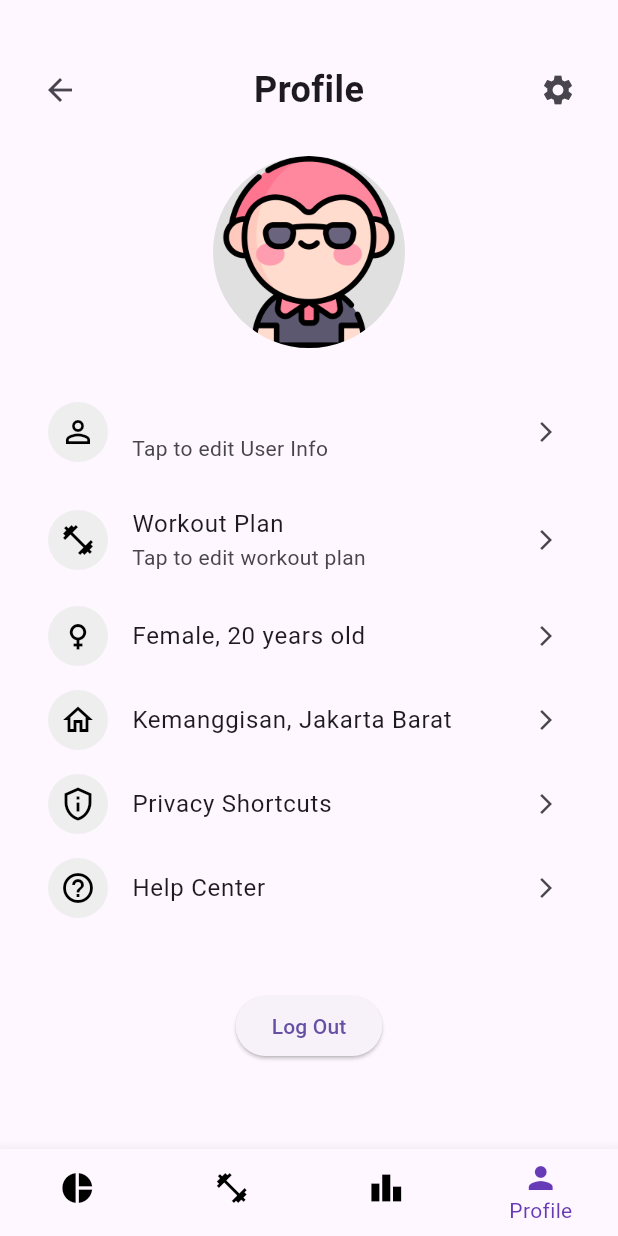
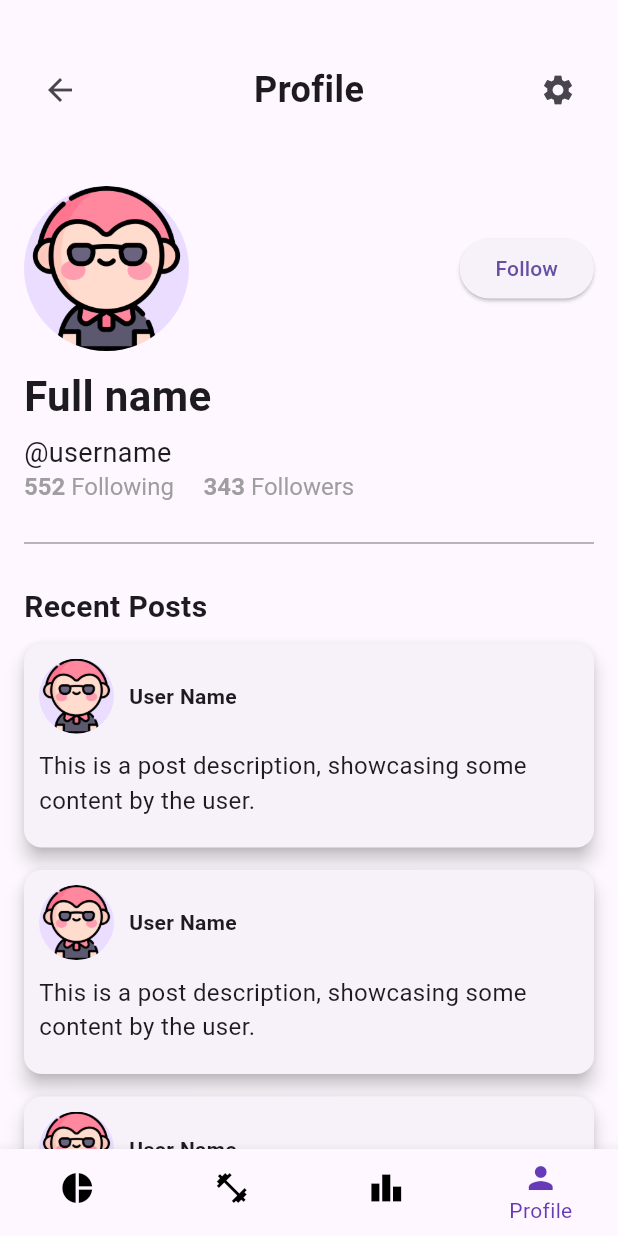
Before and after one commit to Eilhie/BuddyQuest, a Flutter app: the ProfilePage screen opened by its route, on a phone screen of 412 x 824 dp. Run offline on Flutter 3.47's test engine with Material 3 defaults, Android fonts, the phone set to English and light mode, and no system bars; our stand-ins replace cloud_firestore, firebase_auth, firebase_core, flutter_dotenv, google_sign_in, shared_preferences; accounts and stored records are empty.

Commit message:
profile and follows UI

```diff
--- a/lib/profile.dart
+++ b/lib/profile.dart
@@ -1,11 +1,11 @@
 import 'package:flutter/material.dart';
 import 'login_page.dart';
 import 'package:shared_preferences/shared_preferences.dart';
-
 import 'avatar_selection_page.dart';
 import 'package:cloud_firestore/cloud_firestore.dart';
 import 'package:firebase_auth/firebase_auth.dart';
 import 'setting_page.dart';
+import 'follow_page.dart';
 
 class ProfilePage extends StatefulWidget {
   const ProfilePage({super.key});
@@ -49,29 +49,25 @@ class _ProfilePageState extends State<ProfilePage> {
     return 'Guest'; // Default value if no user or fullname found
   }
 
-
   @override
   Widget build(BuildContext context) {
     return Scaffold(
       body: SingleChildScrollView(
-        child: Padding(
         padding: const EdgeInsets.all(16.0),
         child: Column(
-            crossAxisAlignment: CrossAxisAlignment.center,
+          crossAxisAlignment: CrossAxisAlignment.stretch,
           children: [
-              const SizedBox(height: 20),
+            SizedBox(height: 20),
             Row(
-                mainAxisAlignment: MainAxisAlignment.spaceBetween,
+              mainAxisAlignment: MainAxisAlignment.spaceBetween, // Place children on the left and right
               children: [
                 IconButton(
-                    icon: const Icon(Icons.arrow_back),
+                  icon: Icon(Icons.arrow_back),
                   onPressed: () {
                     Navigator.pop(context);
                   },
                 ),
-                  const Text(
-
-                    'Profile',
+                Text('Profile',
                   style: TextStyle(
                     fontSize: 24,
                     fontWeight: FontWeight.bold,
@@ -91,104 +87,132 @@ class _ProfilePageState extends State<ProfilePage> {
                 ),
               ],
             ),
-              const Padding(padding: EdgeInsets.all(10.0)),
-              // Profile Picture
-              GestureDetector(
-                onTap: () {
-                  _navigateToAvatarSelection(context);
-                },
-                child: CircleAvatar(
-                  radius: 64,
-                  backgroundImage: AssetImage(_profileImage),
-                  backgroundColor: Colors.grey[300],
-                ),
-              ),
-              const SizedBox(height: 20),
-
-              // Profile Options with dynamic @username
-              FutureBuilder<String>(
-                future: _getUserFullName(),
-                builder: (context, snapshot) {
-                  String fullname = '@username';
-                  if (snapshot.connectionState == ConnectionState.waiting) {
-                    fullname = 'Loading...';
-                  } else if (snapshot.hasError) {
-                    fullname = '@username';
-                  } else if (snapshot.hasData) {
-                    fullname = snapshot.data!;
-                  }
-                  return _buildProfileOption(
-                    context,
-                    icon: Icons.person_outline,
-                    title: fullname,
-                    subtitle: 'Tap to edit User Info',
-                    onTap: () {
-                      Navigator.pushNamed(context, '/editProfile');
-                    },
-                  );
-                },
-              ),
-
-              _buildProfileOption(
-                context,
-                icon: Icons.fitness_center,
-                title: 'Workout Plan',
-                subtitle: 'Tap to edit workout plan',
-                onTap: () {
-                  // Navigate to Workout Plan
-                },
-              ),
-              _buildProfileOption(
-                context,
-                icon: Icons.female,
-                title: 'Female, 20 years old',
-                onTap: () {
-                  // Handle Age Edit
-                },
-              ),
-              _buildProfileOption(
-                context,
-                icon: Icons.home_outlined,
-                title: 'Kemanggisan, Jakarta Barat',
-                onTap: () {
-                  // Handle Address Edit
-                },
-              ),
-              _buildProfileOption(
-                context,
-                icon: Icons.privacy_tip_outlined,
-                title: 'Privacy Shortcuts',
-                onTap: () {
-                  // Navigate to Privacy Shortcuts
-                },
-              ),
-              _buildProfileOption(
-                context,
-                icon: Icons.help_outline,
-                title: 'Help Center',
-                onTap: () {
-                  // Navigate to Help Center
-                },
-              ),
-              const SizedBox(height: 40),
-
-              // Log Out Button
-              ElevatedButton(
-                onPressed: () async {
-                  SharedPreferences prefs = await SharedPreferences.getInstance();
-                  await prefs.setBool('isLoggedIn', false);
-
-                  Navigator.pushReplacement(
-                    context,
-                    MaterialPageRoute(builder: (context) => LoginPage()),
-                  );
-                },
-                child: const Text('Log Out'),
+            SizedBox(height: 40),
+            Row(
+              children: [
+                // left side
+                Expanded(
+                  flex: 1,
+                  child: Container(
+                    child: Column(
+                      mainAxisAlignment: MainAxisAlignment.center,
+                      crossAxisAlignment: CrossAxisAlignment.start,
+                      children: [
+                        CircleAvatar(
+                          radius: 55, // Adjust size
+                          backgroundImage: AssetImage(_profileImage), // Profile Image
                         ),
                       ],
                     ),
                   ),
                 ),
+                // Right side
+                Expanded(
+                  flex: 1,
+                  child: Container(
+                    child: Column(
+                      mainAxisAlignment: MainAxisAlignment.center,
+                      crossAxisAlignment: CrossAxisAlignment.end,
+                      children: [
+                        ElevatedButton(
+                            onPressed: () {
+                              print('Follow Button Pressed');
+                            },
+                            child: Text("Follow")
+                        ),
+                      ],
+                    ),
+                  ),
+                ),
+              ],
+            ),
+            SizedBox(height: 10),
+            Text(
+              'Full name',
+              style: TextStyle(
+                fontSize: 28,
+                fontWeight: FontWeight.bold,
+              ),
+            ),
+            SizedBox(height: 5),
+            Text(
+              '@username',
+              style: TextStyle(
+                fontSize: 18,
+              ),
+            ),
+            Row(
+              mainAxisAlignment: MainAxisAlignment.start,
+              children: [
+                GestureDetector(
+                  onTap: () {
+                    // Navigate to the "Following" page
+                    Navigator.push(
+                      context,
+                      MaterialPageRoute(builder: (context) => FollowingFollowersPage()),
+                    );
+                  },
+                  child: RichText(
+                    text: TextSpan(
+                      children: [
+                        TextSpan(
+                          text: '552 ', // Replace with actual count
+                          style: TextStyle(fontWeight: FontWeight.bold, color: Colors.grey, fontSize: 16),
+                        ),
+                        TextSpan(
+                          text: 'Following     ',
+                          style: TextStyle(color: Colors.grey, fontSize: 16),
+                        ),
+                      ],
+                    ),
+                  ),
+                ),
+                GestureDetector(
+                  onTap: () {
+                    // Navigate to the "Followers" page
+                    Navigator.push(
+                      context,
+                      MaterialPageRoute(builder: (context) => FollowingFollowersPage()),
+                    );
+                  },
+                  child: RichText(
+                    text: TextSpan(
+                      children: [
+                        TextSpan(
+                          text: '343 ', // Replace with actual count
+                          style: TextStyle(fontWeight: FontWeight.bold, color: Colors.grey, fontSize: 16),
+                        ),
+                        TextSpan(
+                          text: 'Followers',
+                          style: TextStyle(color: Colors.grey, fontSize: 16),
+                        ),
+                      ],
+                    ),
+                  ),
+                ),
+              ],
+            ),
+            SizedBox(height: 20),
+            Divider(
+              color: Colors.grey, // Color of the line
+              thickness: 1,       // Thickness of the line
+              indent: 0,         // Start margin
+              endIndent: 0,      // End margin
+            ),
+            // Post Cards Section
+            SizedBox(height: 20),
+            Text(
+              'Recent Posts',
+              style: TextStyle(fontSize: 20, fontWeight: FontWeight.bold),
+            ),
+            SizedBox(height: 10),
+            _buildPostCard(),
+            _buildPostCard(),
+            _buildPostCard(),
+          ],
+        ),
+      ),
+
       bottomNavigationBar: BottomNavigationBar(
         type: BottomNavigationBarType.fixed,
         currentIndex: 3,
@@ -230,34 +254,38 @@ class _ProfilePageState extends State<ProfilePage> {
     );
   }
 
-  // Profile option helper
-  Widget _buildProfileOption(BuildContext context,
-      {required IconData icon, required String title, String? subtitle, required VoidCallback onTap}) {
-    return ListTile(
-      leading: CircleAvatar(
-        backgroundColor: Colors.grey[200],
-        child: Icon(icon, color: Colors.black),
+  // Post Card Widget
+  Widget _buildPostCard() {
+    return Card(
+      margin: EdgeInsets.only(bottom: 15),
+      elevation: 5,
+      child: Padding(
+        padding: EdgeInsets.all(10),
+        child: Column(
+          crossAxisAlignment: CrossAxisAlignment.start,
+          children: [
+            Row(
+              children: [
+                CircleAvatar(
+                  radius: 25,
+                  backgroundImage: AssetImage('assets/profiles/boy-default.png'), // Replace with post owner image
                 ),
-      title: Text(title),
-      subtitle: subtitle != null ? Text(subtitle) : null,
-      trailing: const Icon(Icons.arrow_forward_ios, size: 16),
-      onTap: onTap,
+                SizedBox(width: 10),
+                Text(
+                  'User Name', // Replace with post owner name
+                  style: TextStyle(fontWeight: FontWeight.bold),
+                ),
+              ],
+            ),
+            SizedBox(height: 10),
+            Text(
+              'This is a post description, showcasing some content by the user.',
+              style: TextStyle(fontSize: 16),
+            ),
+            SizedBox(height: 10),
+          ],
+        ),
+      ),
     );
   }
-
-  // Navigate to AvatarSelectionPage and get the selected avatar
-  void _navigateToAvatarSelection(BuildContext context) async {
-    String? selectedAvatar = await Navigator.push(
-      context,
-      MaterialPageRoute(builder: (context) => AvatarSelectionPage()),
-    );
-
-
-    if (selectedAvatar != null && selectedAvatar.isNotEmpty) {
-      setState(() {
-        _profileImage = 'assets/profiles/$selectedAvatar';
-
-      });
 }
-  }
-}
```
Also changed, not shown: lib/follow_page.dart (added, +99 -0 lines). Lines whose indentation alone changed are shown as unchanged.
